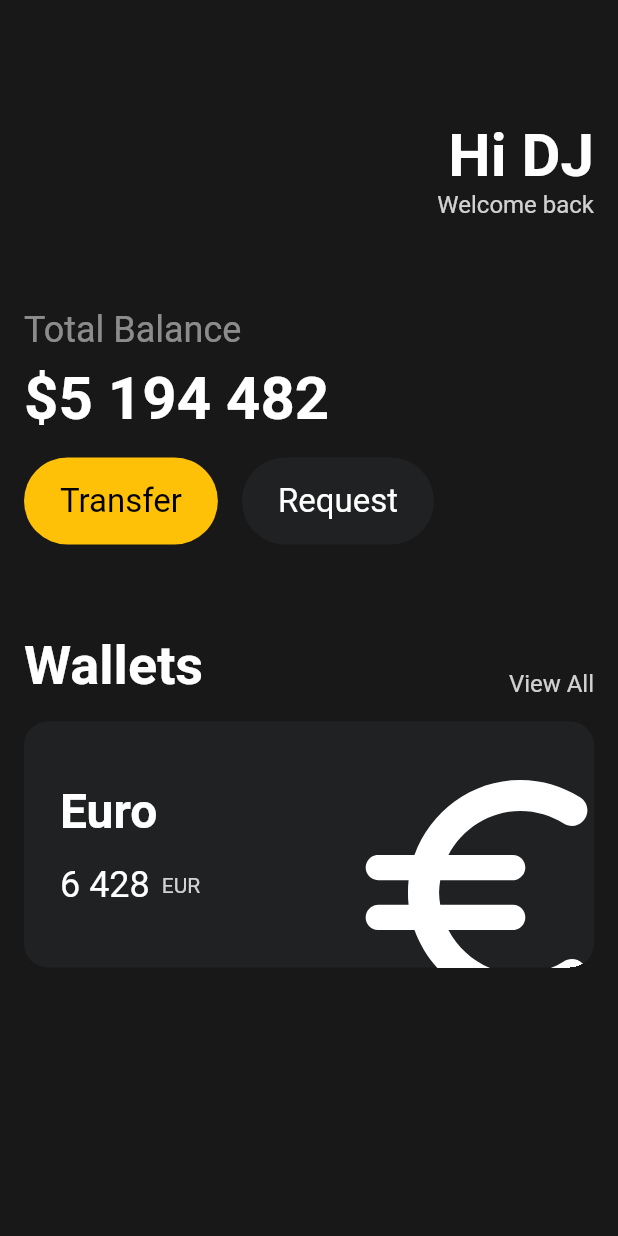
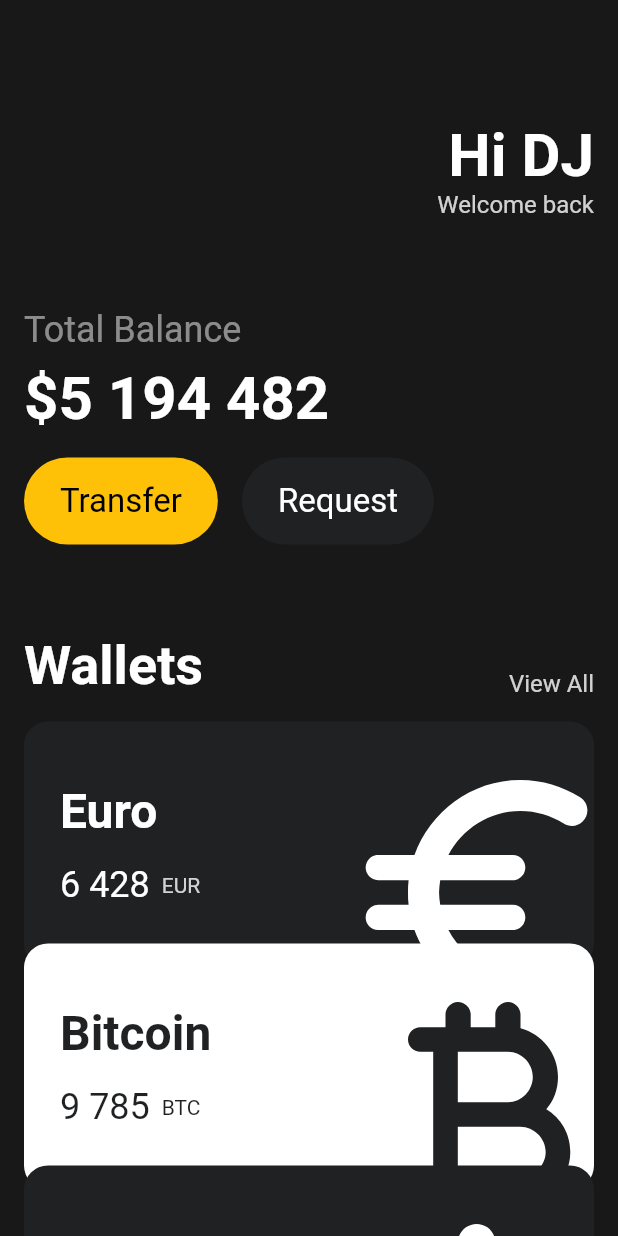
Before and after one commit to dunz/toonflix, a Flutter app: the screen it shows after launch, on a phone screen of 412 x 824 dp. Run offline on Flutter 3.47's test engine with Material 2 defaults, Android fonts, the phone set to English and light mode, and no system bars.

Commit message:
ui challenge 7 - 카드 위젯 재사용

```diff
--- a/lib/main.dart
+++ b/lib/main.dart
@@ -1,5 +1,6 @@
 import 'package:flutter/material.dart';
 import 'package:toonflix/widgets/button.dart';
+import 'package:toonflix/widgets/currency_card.dart';
 
 void main() {
   runApp(const App());
@@ -13,7 +14,8 @@ class App extends StatelessWidget {
     return MaterialApp(
       home: Scaffold(
         backgroundColor: const Color(0xFF181818),
-        body: Padding(
+        body: SingleChildScrollView(
+          child: Padding(
             padding: const EdgeInsets.symmetric(horizontal: 16),
             child: Column(
               crossAxisAlignment: CrossAxisAlignment.start,
@@ -38,7 +40,8 @@ class App extends StatelessWidget {
                         Text(
                           'Welcome back',
                           style: TextStyle(
-                            color: Colors.white.withOpacity(.8), fontSize: 16),
+                              color: Colors.white.withOpacity(.8),
+                              fontSize: 16),
                         ),
                       ],
                     ),
@@ -111,65 +114,33 @@ class App extends StatelessWidget {
                 const SizedBox(
                   height: 16,
                 ),
-              Container(
-                padding:
-                    const EdgeInsets.symmetric(horizontal: 24, vertical: 32),
-                clipBehavior: Clip.hardEdge,
-                decoration: BoxDecoration(
-                  color: const Color(0xFF1F2123),
-                  borderRadius: BorderRadius.circular(16),
+                const CurrencyCard(
+                  name: 'Euro',
+                  code: 'EUR',
+                  amount: '6 428',
+                  icon: Icons.euro_rounded,
                 ),
-                child: Row(
-                  mainAxisAlignment: MainAxisAlignment.spaceBetween,
-                  children: [
-                    Wrap(
-                      direction: Axis.vertical,
-                      spacing: 16,
-                      children: [
-                        const Text(
-                          'Euro',
-                          style: TextStyle(
-                            color: Colors.white,
-                            fontSize: 32,
-                            fontWeight: FontWeight.w600,
+                Transform.translate(
+                  offset: const Offset(0, -16),
+                  child: const CurrencyCard(
+                    name: 'Bitcoin',
+                    code: 'BTC',
+                    amount: '9 785',
+                    icon: Icons.currency_bitcoin_rounded,
+                    isInverted: true,
                   ),
                 ),
-                        Wrap(
-                          spacing: 8,
-                          crossAxisAlignment: WrapCrossAlignment.center,
-                          children: [
-                            const Text(
-                              '6 428',
-                              style: TextStyle(
-                                color: Colors.white,
-                                fontSize: 24,
-                              ),
-                            ),
-                            Text(
-                              'EUR',
-                              style: TextStyle(
-                                color: Colors.white.withOpacity(.8),
+                Transform.translate(
+                  offset: const Offset(0, -32),
+                  child: const CurrencyCard(
+                    name: 'Dollor',
+                    code: 'USD',
+                    amount: '826',
+                    icon: Icons.attach_money_rounded,
                   ),
                 ),
               ],
-                        )
-                      ],
             ),
-                    Transform.scale(
-                      scale: 2,
-                      child: Transform.translate(
-                        offset: const Offset(0, 16),
-                        child: const Icon(
-                          Icons.euro_rounded,
-                          color: Colors.white,
-                          size: 100,
-                        ),
-                      ),
-                    )
-                  ],
-                ),
-              )
-            ],
           ),
         ),
       ),
--- /dev/null
+++ b/lib/widgets/currency_card.dart
@@ -0,0 +1,81 @@
+import 'package:flutter/material.dart';
+
+class CurrencyCard extends StatelessWidget {
+  final String name, code, amount;
+  final IconData icon;
+  final bool isInverted;
+
+  final _blackColor = const Color(0xFF1F2123);
+
+  const CurrencyCard({
+    super.key,
+    required this.name,
+    required this.code,
+    required this.amount,
+    required this.icon,
+    this.isInverted = false,
+  });
+
+  @override
+  Widget build(BuildContext context) {
+    return Container(
+      padding: const EdgeInsets.symmetric(horizontal: 24, vertical: 32),
+      clipBehavior: Clip.hardEdge,
+      decoration: BoxDecoration(
+        color: isInverted ? Colors.white : _blackColor,
+        borderRadius: BorderRadius.circular(16),
+      ),
+      child: Row(
+        mainAxisAlignment: MainAxisAlignment.spaceBetween,
+        children: [
+          Wrap(
+            direction: Axis.vertical,
+            spacing: 16,
+            children: [
+              Text(
+                name,
+                style: TextStyle(
+                  color: isInverted ? _blackColor : Colors.white,
+                  fontSize: 32,
+                  fontWeight: FontWeight.w600,
+                ),
+              ),
+              Wrap(
+                spacing: 8,
+                crossAxisAlignment: WrapCrossAlignment.center,
+                children: [
+                  Text(
+                    amount,
+                    style: TextStyle(
+                      color: isInverted ? _blackColor : Colors.white,
+                      fontSize: 24,
+                    ),
+                  ),
+                  Text(
+                    code,
+                    style: TextStyle(
+                      color: isInverted
+                          ? _blackColor
+                          : Colors.white.withOpacity(.8),
+                    ),
+                  ),
+                ],
+              )
+            ],
+          ),
+          Transform.scale(
+            scale: 2,
+            child: Transform.translate(
+              offset: const Offset(0, 16),
+              child: Icon(
+                icon,
+                color: isInverted ? _blackColor : Colors.white,
+                size: 100,
+              ),
+            ),
+          )
+        ],
+      ),
+    );
+  }
+}
```
Lines whose indentation alone changed are shown as unchanged.
